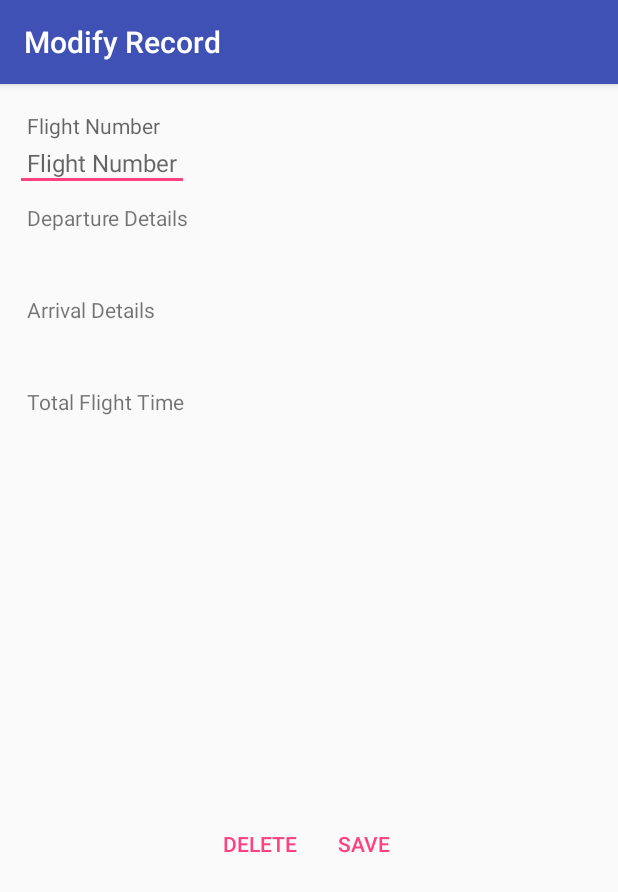
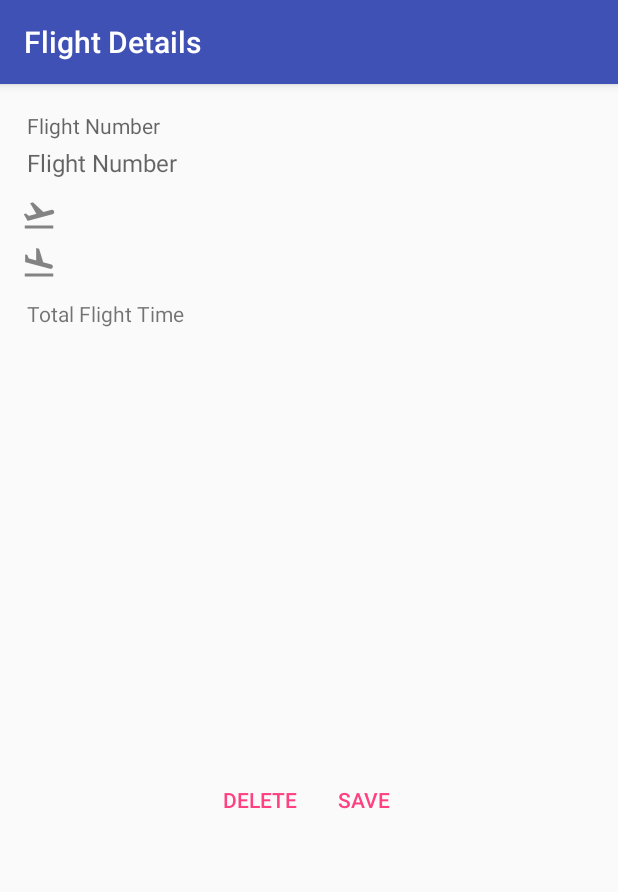
Before and after one commit to Timokawa/LogItAll-Fly, an Android app: the ModifyFlightActivity screen opened directly, with no data from a screen before it, on a phone screen of 412 x 824 dp. Shown: the top 892 px of the screen. Run offline under Robolectric (Android 15) with nearby library versions, the phone set to English and light mode, and no system bars.

Commit message:
Futher updates. Addition of Google Icons

```diff
--- a/app/src/main/java/com/crotello/logitall_fly/ui/ModifyFlightActivity.java
+++ b/app/src/main/java/com/crotello/logitall_fly/ui/ModifyFlightActivity.java
@@ -47,7 +47,7 @@ public class ModifyFlightActivity extends AppCompatActivity implements View.OnCl
     protected void onCreate(Bundle savedInstanceState) {
         super.onCreate(savedInstanceState);
 
-        setTitle("Modify Record");
+        setTitle("Flight Details");
 
         setContentView(R.layout.edit_flight);
 
--- a/app/src/main/java/com/crotello/logitall_fly/ui/TimePickerFragment.java
+++ b/app/src/main/java/com/crotello/logitall_fly/ui/TimePickerFragment.java
@@ -34,7 +34,7 @@ public class TimePickerFragment extends DialogFragment implements TimePickerDial
         viewToUse = this.getArguments().getString("TimeChanged");
 
         // Create a new instance of TimePickerDialog and return it
-        return new TimePickerDialog(getActivity(), this, hour, minute,
+        return new TimePickerDialog(getActivity(), R.style.DialogTheme,this, hour, minute,
                 DateFormat.is24HourFormat(getActivity()));
     }
 
--- a/app/src/main/res/layout/edit_flight.xml
+++ b/app/src/main/res/layout/edit_flight.xml
@@ -3,6 +3,7 @@
   -->
 
 <LinearLayout xmlns:android="http://schemas.android.com/apk/res/android"
+    xmlns:app="http://schemas.android.com/apk/res-auto"
     xmlns:tools="http://schemas.android.com/tools"
     android:layout_width="match_parent"
     android:layout_height="match_parent"
@@ -45,11 +46,11 @@
 
     <EditText
         android:id="@+id/setFlightNumber"
-        style="@android:style/Widget.DeviceDefault.EditText"
         android:layout_width="wrap_content"
         android:layout_height="wrap_content"
         android:hint="@string/flightNumberHint"
-        android:inputType="textNoSuggestions"
+        android:inputType="textCapCharacters"
+        android:background="@android:color/transparent"
         android:paddingBottom="8dp"
         android:paddingLeft="8dp"
         android:paddingRight="8dp"
@@ -58,27 +59,23 @@
         android:textSize="16sp"
         tools:ignore="TextFields" />
 
-    <TextView
-        android:id="@+id/departure_details_label"
-        android:layout_width="wrap_content"
-        android:layout_height="wrap_content"
-        android:paddingBottom="4dp"
-        android:paddingLeft="8dp"
-        android:paddingRight="8dp"
-        android:paddingTop="8dp"
-        android:text="@string/departure_details_label" />
-
     <LinearLayout
         android:layout_width="match_parent"
         android:layout_height="wrap_content"
         android:animateLayoutChanges="false"
         android:orientation="horizontal">
 
+        <ImageView
+            android:id="@+id/imageViewTakeOff"
+            android:layout_width="wrap_content"
+            android:layout_height="wrap_content"
+            android:contentDescription="@string/takeOffIcon"
+            app:srcCompat="@drawable/ic_flight_takeoff" />
+
         <TextView
             android:id="@+id/setFlightDepartureDate"
             android:layout_width="wrap_content"
             android:layout_height="wrap_content"
-
             android:background="@android:color/transparent"
             android:paddingBottom="4dp"
             android:paddingLeft="8dp"
@@ -92,25 +89,20 @@
             android:layout_width="0dp"
             android:layout_height="wrap_content"
             android:layout_weight="1"
+
+            android:background="@android:color/transparent"
+            android:gravity="end"
             android:paddingBottom="4dp"
             android:paddingLeft="8dp"
             android:paddingRight="8dp"
             android:paddingTop="4dp"
             android:text="@string/setDepartureTimeHint"
+            android:textAlignment="textEnd"
             android:textSize="16sp" />
 
     </LinearLayout>
 
-    <TextView
-        android:id="@+id/arrival_details_label"
-        android:layout_width="match_parent"
-        android:layout_height="wrap_content"
-        android:paddingBottom="4dp"
-        android:paddingLeft="8dp"
-        android:paddingRight="8dp"
-        android:paddingTop="8dp"
-        android:text="@string/arrival_details_label"
-        android:textSize="14sp" />
+
 
     <LinearLayout
         android:layout_width="match_parent"
@@ -118,15 +110,21 @@
         android:orientation="horizontal"
         android:weightSum="1">
 
+        <ImageView
+            android:id="@+id/imageViewLand"
+            android:layout_width="wrap_content"
+            android:layout_height="wrap_content"
+            android:contentDescription="@string/landIcon"
+            app:srcCompat="@drawable/ic_flight_land" />
         <TextView
             android:id="@+id/setFlightArrivalDate"
             android:layout_width="wrap_content"
             android:layout_height="wrap_content"
-            android:layout_marginEnd="0dp"
-            android:layout_marginRight="0dp"
+
             android:paddingBottom="4dp"
             android:paddingLeft="8dp"
             android:paddingRight="8dp"
+            android:background="@android:color/transparent"
             android:paddingTop="4dp"
             android:text="@string/setArrivalDateHint"
             android:textSize="16sp" />
@@ -136,11 +134,14 @@
             android:layout_width="0dp"
             android:layout_height="wrap_content"
             android:layout_weight="1"
+            android:background="@android:color/transparent"
+            android:gravity="end"
             android:paddingBottom="4dp"
             android:paddingLeft="8dp"
             android:paddingRight="8dp"
             android:paddingTop="4dp"
             android:text="@string/setArrivalTimeHint"
+            android:textAlignment="textEnd"
             android:textSize="16sp" />
 
     </LinearLayout>
@@ -177,6 +178,7 @@
 
     </LinearLayout>
 
+
     <LinearLayout
         style="?android:attr/buttonBarButtonStyle"
         android:layout_width="match_parent"
--- a/app/src/main/res/layout/flight_list_view.xml
+++ b/app/src/main/res/layout/flight_list_view.xml
@@ -23,6 +23,7 @@
         android:layout_centerInParent="true"
         android:text="@string/no_flights_in_list_text" />
 
+
     <Button
         android:layout_width="wrap_content"
         android:layout_height="wrap_content"
--- a/app/src/main/res/values/strings.xml
+++ b/app/src/main/res/values/strings.xml
@@ -7,7 +7,7 @@
     <string name="edit_flight">Edit Flight</string>
     <string name="flightNumberHint">Flight Number</string>
     <string name="flightDateHint">Flight Date</string>
-    <string name ="no_flights_in_list_text">"No flights recorded."</string>
+    <string name ="no_flights_in_list_text">No flights recorded</string>
     <string name="btn_update">Update</string>
     <string name="btn_delete">Delete</string>
     <string name="atdHint">Departure Time</string>
@@ -16,12 +16,14 @@
     <string name="arrivalDateHint">Arrival Date</string>
     <string name="Save">Save</string>
     <string name="totalFLightTimelabel">Total Flight Time</string>
-    <string name="setDepartureDateHint">Set departure date.</string>
+    <string name="setDepartureDateHint">Set departure date</string>
     <string name="setDepartureTimeHint">Set departure time.</string>
     <string name="setArrivalDateHint">Set arrival date.</string>
     <string name="setArrivalTimeHint">Set arrival time.</string>
     <string name="delete">Delete Flight</string>
     <string name="cancel">Cancel</string>
     <string name="addFlight">Add Flight</string>
+    <string name="takeOffIcon">Take Off Icon</string>
+    <string name="landIcon">Land Icon</string>
 
 </resources>
--- a/app/src/main/res/values/styles.xml
+++ b/app/src/main/res/values/styles.xml
@@ -17,4 +17,9 @@
 
     <style name="AppTheme.PopupOverlay" parent="ThemeOverlay.AppCompat.Light" />
 
+    <style name="DialogTheme" parent="Theme.AppCompat.Light.Dialog">
+        <item name="colorAccent">@color/colorAccent</item>
+        <item name="colorControlNormal">@color/colorPrimary</item>
+    </style>
+
 </resources>
```
Also changed, not shown: app/src/main/AndroidManifest.xml (+4 -3 lines), app/src/main/java/com/crotello/logitall_fly/ui/editFlight.java (+21 -12 lines), app/src/main/res/layout/activity_modify_flight.xml (deleted, +0 -159 lines), app/src/main/res/layout/date_and_time_picker.xml (deleted, +0 -21 lines), app/src/main/res/drawable-hdpi/ic_flight_land.png (added), app/src/main/res/drawable-hdpi/ic_flight_takeoff.png (added), app/src/main/res/drawable-mdpi/ic_flight_land.png (added), app/src/main/res/drawable-mdpi/ic_flight_takeoff.png (added), app/src/main/res/drawable-xhdpi/ic_flight_land.png (added), app/src/main/res/drawable-xhdpi/ic_flight_takeoff.png (added), app/src/main/res/drawable-xxhdpi/ic_flight_land.png (added), app/src/main/res/drawable-xxhdpi/ic_flight_takeoff.png (added).
